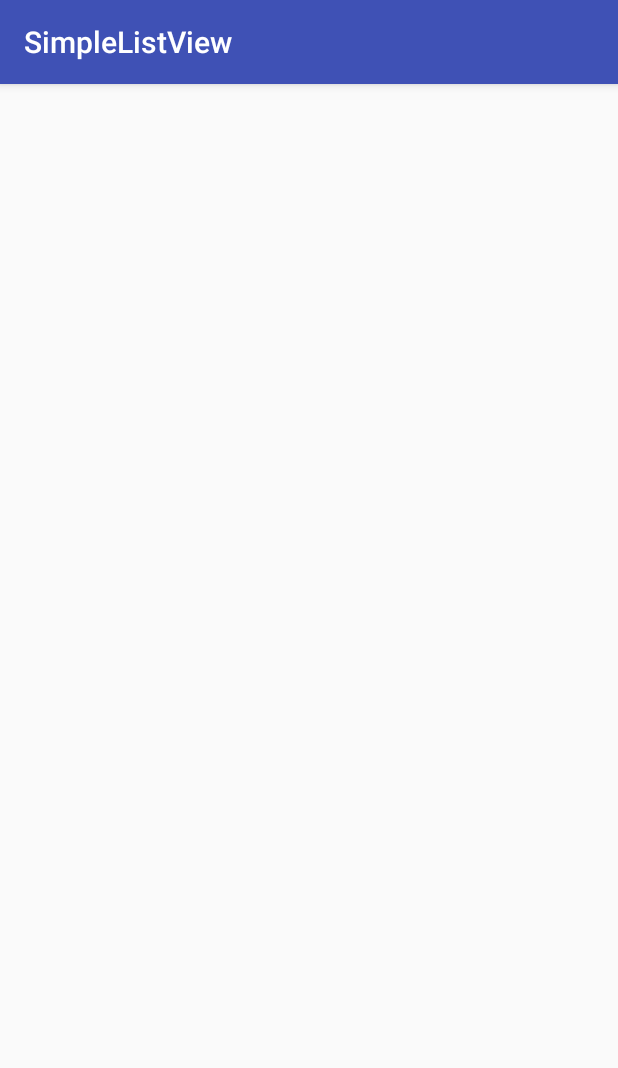
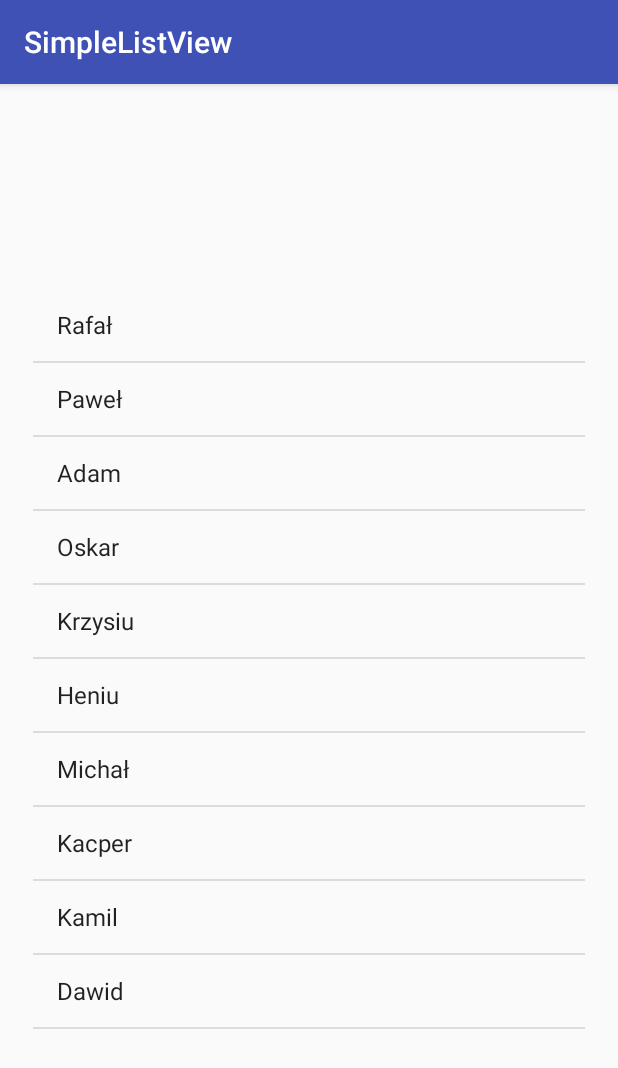
Before and after one commit to mizpablito/AndroidAppCourse, an Android app: the screen it shows after launch (MainActivity), on a phone screen of 412 x 824 dp. Shown: the top 1068 px of the screen. Run offline under Robolectric (Android 15) with nearby library versions, the phone set to English and light mode, and no system bars.

Commit message:
End SimpleListView

```diff
--- a/SimpleListView/app/src/main/java/pl/dpriv/simplelistview/MainActivity.java
+++ b/SimpleListView/app/src/main/java/pl/dpriv/simplelistview/MainActivity.java
@@ -2,18 +2,57 @@ package pl.dpriv.simplelistview;
 
 import android.support.v7.app.AppCompatActivity;
 import android.os.Bundle;
+import android.view.View;
+import android.widget.AdapterView;
+import android.widget.ArrayAdapter;
 import android.widget.ListView;
+import android.widget.Toast;
 
-public class MainActivity extends AppCompatActivity {
+import java.util.ArrayList;
+import java.util.List;
+
+public class MainActivity extends AppCompatActivity implements AdapterView.OnItemClickListener {
 
     ListView lista;
+    List<String> studentList;
 
     @Override
     protected void onCreate(Bundle savedInstanceState) {
         super.onCreate(savedInstanceState);
         setContentView(R.layout.activity_main);
 
+
         lista = findViewById(R.id.listViewStudent);
-        lista = findViewById(R.id.listViewStudent);
+
+        studentList = new ArrayList<>();
+        studentList.add("Rafał");
+        studentList.add("Paweł");
+        studentList.add("Adam");
+        studentList.add("Oskar");
+        studentList.add("Krzysiu");
+        studentList.add("Heniu");
+        studentList.add("Michał");
+        studentList.add("Kacper");
+        studentList.add("Kamil");
+        studentList.add("Dawid");
+        studentList.add("Kuba");
+
+        ArrayAdapter adapter = new ArrayAdapter(
+                this,
+                android.R.layout.simple_list_item_1,
+                studentList
+        );
+
+        lista.setAdapter(adapter);
+
+        lista.setOnItemClickListener(this);
+    }
+
+    @Override
+    public void onItemClick(AdapterView<?> adapterView, View view, int position, long l) {
+        String name = studentList.get(position);
+        Toast.makeText(this, name, Toast.LENGTH_SHORT).show();
+
+        view.animate().rotationX(360).setDuration(2000).start();
     }
 }
--- a/SimpleListView/app/src/main/res/layout/activity_main.xml
+++ b/SimpleListView/app/src/main/res/layout/activity_main.xml
@@ -10,6 +10,12 @@
         android:id="@+id/listViewStudent"
         android:layout_width="368dp"
         android:layout_height="495dp"
-        tools:layout_editor_absoluteX="8dp"
-        tools:layout_editor_absoluteY="8dp" />
+        android:layout_marginBottom="8dp"
+        android:layout_marginEnd="8dp"
+        android:layout_marginStart="8dp"
+        android:layout_marginTop="8dp"
+        app:layout_constraintBottom_toBottomOf="parent"
+        app:layout_constraintEnd_toEndOf="parent"
+        app:layout_constraintStart_toStartOf="parent"
+        app:layout_constraintTop_toTopOf="parent" />
 </android.support.constraint.ConstraintLayout>
```
